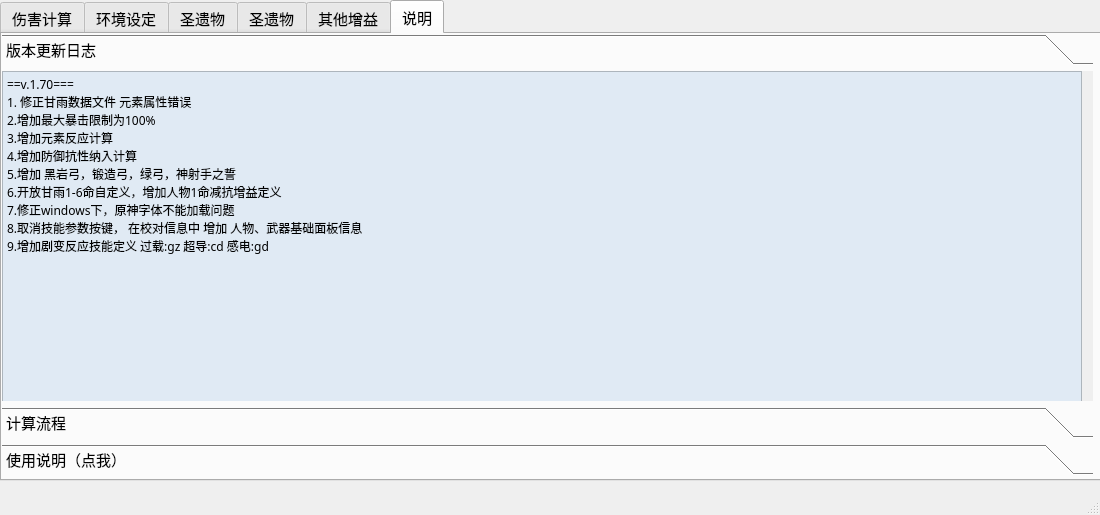
Old version of the form data/ui/test.ui in the repository gaofrank1986/gmi15.
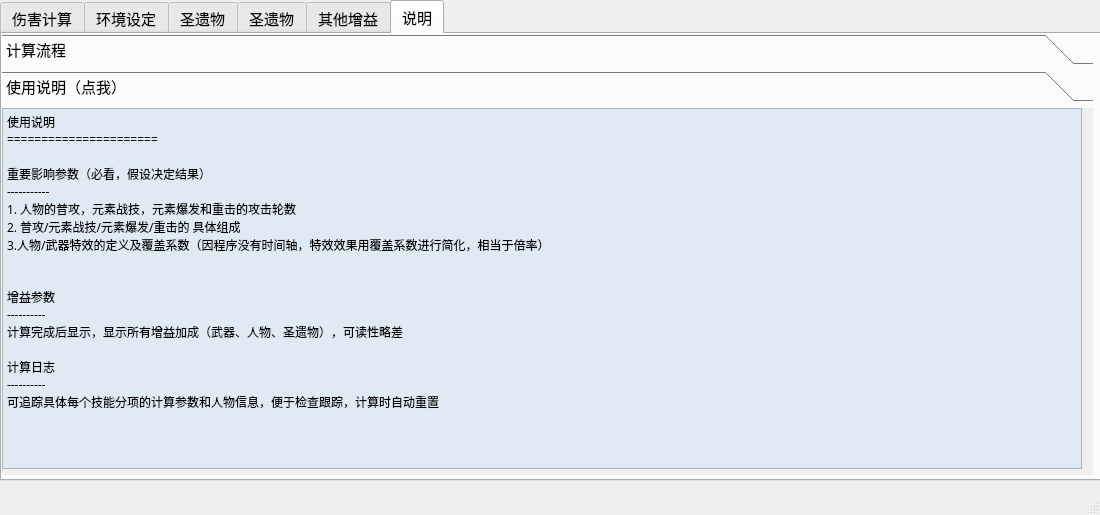
New version of the form. The open tabs and pages were chosen to show the change. Icons and pictures are not drawn.

```diff
--- a/data/ui/test.ui
+++ b/data/ui/test.ui
@@ -2511,71 +2511,8 @@
        <string notr="true">font: 10pt &quot;汉仪文黑-85W&quot;;</string>
       </property>
       <property name="currentIndex">
-       <number>0</number>
+       <number>1</number>
       </property>
-      <widget class="QWidget" name="page_3">
-       <property name="geometry">
-        <rect>
-         <x>0</x>
-         <y>0</y>
-         <width>1091</width>
-         <height>333</height>
-        </rect>
-       </property>
-       <attribute name="label">
-        <string>版本更新日志</string>
-       </attribute>
-       <widget class="QPlainTextEdit" name="plainTextEdit_3">
-        <property name="geometry">
-         <rect>
-          <x>0</x>
-          <y>0</y>
-          <width>1080</width>
-          <height>331</height>
-         </rect>
-        </property>
-        <property name="minimumSize">
-         <size>
-          <width>1080</width>
-          <height>0</height>
-         </size>
-        </property>
-        <property name="maximumSize">
-         <size>
-          <width>1080</width>
-          <height>16777215</height>
-         </size>
-        </property>
-        <property name="font">
-         <font>
-          <family>宋体</family>
-          <pointsize>9</pointsize>
-          <weight>50</weight>
-          <italic>false</italic>
-          <bold>false</bold>
-         </font>
-        </property>
-        <property name="styleSheet">
-         <string notr="true">font: 9pt &quot;宋体&quot;;
-background-color: rgb(224, 234, 244);</string>
-        </property>
-        <property name="readOnly">
-         <bool>true</bool>
-        </property>
-        <property name="plainText">
-         <string>==v.1.70===
-1. 修正甘雨数据文件 元素属性错误
-2.增加最大暴击限制为100%
-3.增加元素反应计算
-4.增加防御抗性纳入计算
-5.增加 黑岩弓，锻造弓，绿弓，神射手之誓
-6.开放甘雨1-6命自定义，增加人物1命减抗增益定义
-7.修正windows下，原神字体不能加载问题
-8.取消技能参数按键， 在校对信息中 增加 人物、武器基础面板信息
-9.增加剧变反应技能定义 过载:gz 超导:cd 感电:gd</string>
-        </property>
-       </widget>
-      </widget>
       <widget class="QWidget" name="page">
        <property name="geometry">
         <rect>
@@ -2655,8 +2592,8 @@
         <rect>
          <x>0</x>
          <y>0</y>
-         <width>98</width>
-         <height>28</height>
+         <width>1091</width>
+         <height>369</height>
         </rect>
        </property>
        <attribute name="label">
@@ -2668,7 +2605,7 @@
           <x>0</x>
           <y>0</y>
           <width>1080</width>
-          <height>321</height>
+          <height>361</height>
          </rect>
         </property>
         <property name="minimumSize">
@@ -2702,11 +2639,6 @@
         <property name="plainText">
          <string>使用说明
 ======================
-伤害计算
------------
-目前伤害只考虑伤害公式的前三个乘区以及技能倍率和技能次数的影响
-元素反应以及敌人的各项属性均不计入（温蒂的扩散反应纳入计算）
-
 
 重要影响参数（必看，假设决定结果）
 -----------
@@ -2715,10 +2647,6 @@
 3.人物/武器特效的定义及覆盖系数（因程序没有时间轴，特效效果用覆盖系数进行简化，相当于倍率）
 
 
-录入模式
-------------
-圣遗物信息从录入文件读取，圣遗物主词条，其他增益中套装效果及副词条不再计入，其他加成仍然生效
-
 增益参数
 ----------
 计算完成后显示，显示所有增益加成（武器、人物、圣遗物），可读性略差
@@ -2727,16 +2655,6 @@
 ----------
 可追踪具体每个技能分项的计算参数和人物信息，便于检查跟踪，计算时自动重置
 
-======================
-
-圣遗物主词条
-------------
-计算时候会自动存档
-
-======================
-其他增益
-------------
-计算时候会自动存档
 </string>
         </property>
        </widget>
```
Left out of the diff: 73 changed lines with no effect on the pictures.
